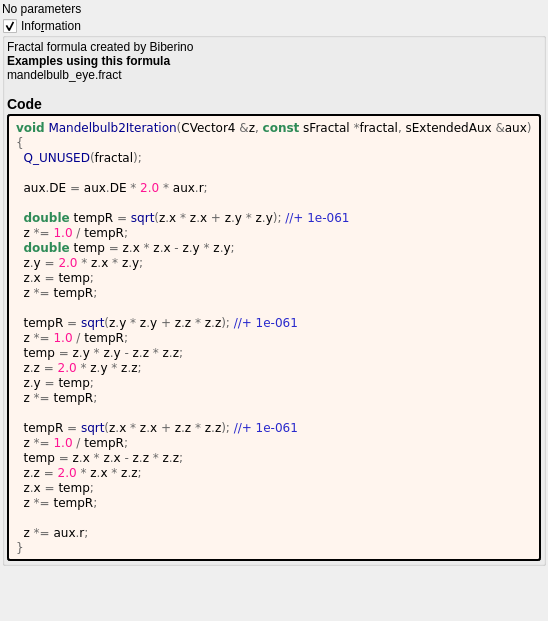
buddhi1980/mandelbulber2, file mandelbulber2/formula/ui/mandelbulb_eye.ui: the form before one commit.
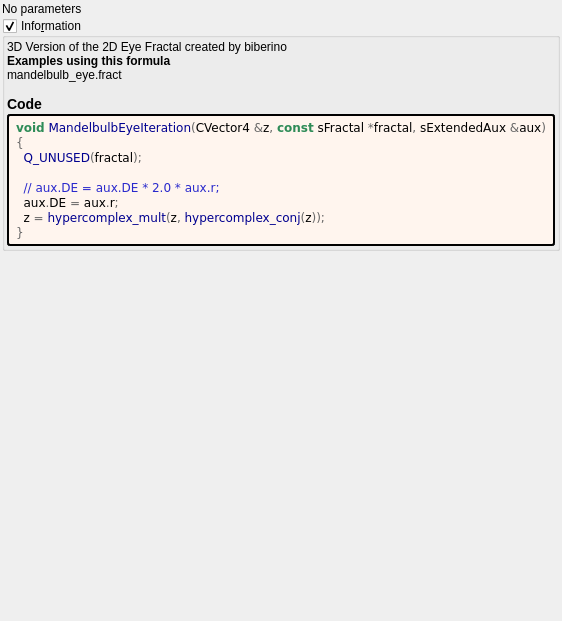
The form after the commit. Custom widgets are drawn as their Qt base class.

Commit message: Run populate*.php scripts TODO: mandelbulbEye needs special code for OpenCL

```diff
--- a/mandelbulber2/formula/ui/mandelbulb_eye.ui
+++ b/mandelbulber2/formula/ui/mandelbulb_eye.ui
@@ -66,7 +66,7 @@
       <item>
        <widget class="QLabel" name="label_information_general">
         <property name="text">
-         <string notr="true">&lt;p&gt;Fractal formula created by Biberino&lt;/p&gt;&lt;table&gt;
+         <string notr="true">&lt;p&gt;3D Version of the 2D Eye Fractal created by biberino&lt;/p&gt;&lt;table&gt;
 &lt;/table&gt;
 &lt;br&gt;&lt;b&gt;Examples using this formula&lt;/b&gt;&lt;br&gt;mandelbulb_eye.fract&lt;h3&gt;Code&lt;/h3&gt;</string>
         </property>
@@ -88,34 +88,13 @@
         </property>
         <property name="text">
          <string notr="true">&lt;body style=&quot;background-color:#fff5ee&quot;&gt;
-&lt;pre style=&quot;color:#000000; background-color:#fff5ee;  font-family:'Courier New',monospace;&quot;&gt;&lt;span style=&quot;color:#2e8b57; font-weight:bold&quot;&gt;void&lt;/span&gt; &lt;span style=&quot;color:#00008f&quot;&gt;Mandelbulb2Iteration&lt;/span&gt;&lt;span style=&quot;color:#676767&quot;&gt;(&lt;/span&gt;CVector4 &lt;span style=&quot;color:#676767&quot;&gt;&amp;amp;&lt;/span&gt;z&lt;span style=&quot;color:#676767&quot;&gt;,&lt;/span&gt; &lt;span style=&quot;color:#2e8b57; font-weight:bold&quot;&gt;const&lt;/span&gt; sFractal &lt;span style=&quot;color:#676767&quot;&gt;*&lt;/span&gt;fractal&lt;span style=&quot;color:#676767&quot;&gt;,&lt;/span&gt; sExtendedAux &lt;span style=&quot;color:#676767&quot;&gt;&amp;amp;&lt;/span&gt;aux&lt;span style=&quot;color:#676767&quot;&gt;)&lt;/span&gt;
+&lt;pre style=&quot;color:#000000; background-color:#fff5ee;  font-family:'Courier New',monospace;&quot;&gt;&lt;span style=&quot;color:#2e8b57; font-weight:bold&quot;&gt;void&lt;/span&gt; &lt;span style=&quot;color:#00008f&quot;&gt;MandelbulbEyeIteration&lt;/span&gt;&lt;span style=&quot;color:#676767&quot;&gt;(&lt;/span&gt;CVector4 &lt;span style=&quot;color:#676767&quot;&gt;&amp;amp;&lt;/span&gt;z&lt;span style=&quot;color:#676767&quot;&gt;,&lt;/span&gt; &lt;span style=&quot;color:#2e8b57; font-weight:bold&quot;&gt;const&lt;/span&gt; sFractal &lt;span style=&quot;color:#676767&quot;&gt;*&lt;/span&gt;fractal&lt;span style=&quot;color:#676767&quot;&gt;,&lt;/span&gt; sExtendedAux &lt;span style=&quot;color:#676767&quot;&gt;&amp;amp;&lt;/span&gt;aux&lt;span style=&quot;color:#676767&quot;&gt;)&lt;/span&gt;
 &lt;span style=&quot;color:#676767&quot;&gt;{&lt;/span&gt;
   &lt;span style=&quot;color:#00008f&quot;&gt;Q_UNUSED&lt;/span&gt;&lt;span style=&quot;color:#676767&quot;&gt;(&lt;/span&gt;fractal&lt;span style=&quot;color:#676767&quot;&gt;);&lt;/span&gt;
 
-  aux&lt;span style=&quot;color:#676767&quot;&gt;.&lt;/span&gt;DE &lt;span style=&quot;color:#676767&quot;&gt;=&lt;/span&gt; aux&lt;span style=&quot;color:#676767&quot;&gt;.&lt;/span&gt;DE &lt;span style=&quot;color:#676767&quot;&gt;*&lt;/span&gt; &lt;span style=&quot;color:#ff1493&quot;&gt;2.0&lt;/span&gt; &lt;span style=&quot;color:#676767&quot;&gt;*&lt;/span&gt; aux&lt;span style=&quot;color:#676767&quot;&gt;.&lt;/span&gt;r&lt;span style=&quot;color:#676767&quot;&gt;;&lt;/span&gt;
-
-  &lt;span style=&quot;color:#2e8b57; font-weight:bold&quot;&gt;double&lt;/span&gt; tempR &lt;span style=&quot;color:#676767&quot;&gt;=&lt;/span&gt; &lt;span style=&quot;color:#00008f&quot;&gt;sqrt&lt;/span&gt;&lt;span style=&quot;color:#676767&quot;&gt;(&lt;/span&gt;z&lt;span style=&quot;color:#676767&quot;&gt;.&lt;/span&gt;x &lt;span style=&quot;color:#676767&quot;&gt;*&lt;/span&gt; z&lt;span style=&quot;color:#676767&quot;&gt;.&lt;/span&gt;x &lt;span style=&quot;color:#676767&quot;&gt;+&lt;/span&gt; z&lt;span style=&quot;color:#676767&quot;&gt;.&lt;/span&gt;y &lt;span style=&quot;color:#676767&quot;&gt;*&lt;/span&gt; z&lt;span style=&quot;color:#676767&quot;&gt;.&lt;/span&gt;y&lt;span style=&quot;color:#676767&quot;&gt;);&lt;/span&gt; &lt;span style=&quot;color:#2929cc&quot;&gt;//+ 1e-061&lt;/span&gt;
-  z &lt;span style=&quot;color:#676767&quot;&gt;*=&lt;/span&gt; &lt;span style=&quot;color:#ff1493&quot;&gt;1.0&lt;/span&gt; &lt;span style=&quot;color:#676767&quot;&gt;/&lt;/span&gt; tempR&lt;span style=&quot;color:#676767&quot;&gt;;&lt;/span&gt;
-  &lt;span style=&quot;color:#2e8b57; font-weight:bold&quot;&gt;double&lt;/span&gt; temp &lt;span style=&quot;color:#676767&quot;&gt;=&lt;/span&gt; z&lt;span style=&quot;color:#676767&quot;&gt;.&lt;/span&gt;x &lt;span style=&quot;color:#676767&quot;&gt;*&lt;/span&gt; z&lt;span style=&quot;color:#676767&quot;&gt;.&lt;/span&gt;x &lt;span style=&quot;color:#676767&quot;&gt;-&lt;/span&gt; z&lt;span style=&quot;color:#676767&quot;&gt;.&lt;/span&gt;y &lt;span style=&quot;color:#676767&quot;&gt;*&lt;/span&gt; z&lt;span style=&quot;color:#676767&quot;&gt;.&lt;/span&gt;y&lt;span style=&quot;color:#676767&quot;&gt;;&lt;/span&gt;
-  z&lt;span style=&quot;color:#676767&quot;&gt;.&lt;/span&gt;y &lt;span style=&quot;color:#676767&quot;&gt;=&lt;/span&gt; &lt;span style=&quot;color:#ff1493&quot;&gt;2.0&lt;/span&gt; &lt;span style=&quot;color:#676767&quot;&gt;*&lt;/span&gt; z&lt;span style=&quot;color:#676767&quot;&gt;.&lt;/span&gt;x &lt;span style=&quot;color:#676767&quot;&gt;*&lt;/span&gt; z&lt;span style=&quot;color:#676767&quot;&gt;.&lt;/span&gt;y&lt;span style=&quot;color:#676767&quot;&gt;;&lt;/span&gt;
-  z&lt;span style=&quot;color:#676767&quot;&gt;.&lt;/span&gt;x &lt;span style=&quot;color:#676767&quot;&gt;=&lt;/span&gt; temp&lt;span style=&quot;color:#676767&quot;&gt;;&lt;/span&gt;
-  z &lt;span style=&quot;color:#676767&quot;&gt;*=&lt;/span&gt; tempR&lt;span style=&quot;color:#676767&quot;&gt;;&lt;/span&gt;
-
-  tempR &lt;span style=&quot;color:#676767&quot;&gt;=&lt;/span&gt; &lt;span style=&quot;color:#00008f&quot;&gt;sqrt&lt;/span&gt;&lt;span style=&quot;color:#676767&quot;&gt;(&lt;/span&gt;z&lt;span style=&quot;color:#676767&quot;&gt;.&lt;/span&gt;y &lt;span style=&quot;color:#676767&quot;&gt;*&lt;/span&gt; z&lt;span style=&quot;color:#676767&quot;&gt;.&lt;/span&gt;y &lt;span style=&quot;color:#676767&quot;&gt;+&lt;/span&gt; z&lt;span style=&quot;color:#676767&quot;&gt;.&lt;/span&gt;z &lt;span style=&quot;color:#676767&quot;&gt;*&lt;/span&gt; z&lt;span style=&quot;color:#676767&quot;&gt;.&lt;/span&gt;z&lt;span style=&quot;color:#676767&quot;&gt;);&lt;/span&gt; &lt;span style=&quot;color:#2929cc&quot;&gt;//+ 1e-061&lt;/span&gt;
-  z &lt;span style=&quot;color:#676767&quot;&gt;*=&lt;/span&gt; &lt;span style=&quot;color:#ff1493&quot;&gt;1.0&lt;/span&gt; &lt;span style=&quot;color:#676767&quot;&gt;/&lt;/span&gt; tempR&lt;span style=&quot;color:#676767&quot;&gt;;&lt;/span&gt;
-  temp &lt;span style=&quot;color:#676767&quot;&gt;=&lt;/span&gt; z&lt;span style=&quot;color:#676767&quot;&gt;.&lt;/span&gt;y &lt;span style=&quot;color:#676767&quot;&gt;*&lt;/span&gt; z&lt;span style=&quot;color:#676767&quot;&gt;.&lt;/span&gt;y &lt;span style=&quot;color:#676767&quot;&gt;-&lt;/span&gt; z&lt;span style=&quot;color:#676767&quot;&gt;.&lt;/span&gt;z &lt;span style=&quot;color:#676767&quot;&gt;*&lt;/span&gt; z&lt;span style=&quot;color:#676767&quot;&gt;.&lt;/span&gt;z&lt;span style=&quot;color:#676767&quot;&gt;;&lt;/span&gt;
-  z&lt;span style=&quot;color:#676767&quot;&gt;.&lt;/span&gt;z &lt;span style=&quot;color:#676767&quot;&gt;=&lt;/span&gt; &lt;span style=&quot;color:#ff1493&quot;&gt;2.0&lt;/span&gt; &lt;span style=&quot;color:#676767&quot;&gt;*&lt;/span&gt; z&lt;span style=&quot;color:#676767&quot;&gt;.&lt;/span&gt;y &lt;span style=&quot;color:#676767&quot;&gt;*&lt;/span&gt; z&lt;span style=&quot;color:#676767&quot;&gt;.&lt;/span&gt;z&lt;span style=&quot;color:#676767&quot;&gt;;&lt;/span&gt;
-  z&lt;span style=&quot;color:#676767&quot;&gt;.&lt;/span&gt;y &lt;span style=&quot;color:#676767&quot;&gt;=&lt;/span&gt; temp&lt;span style=&quot;color:#676767&quot;&gt;;&lt;/span&gt;
-  z &lt;span style=&quot;color:#676767&quot;&gt;*=&lt;/span&gt; tempR&lt;span style=&quot;color:#676767&quot;&gt;;&lt;/span&gt;
-
-  tempR &lt;span style=&quot;color:#676767&quot;&gt;=&lt;/span&gt; &lt;span style=&quot;color:#00008f&quot;&gt;sqrt&lt;/span&gt;&lt;span style=&quot;color:#676767&quot;&gt;(&lt;/span&gt;z&lt;span style=&quot;color:#676767&quot;&gt;.&lt;/span&gt;x &lt;span style=&quot;color:#676767&quot;&gt;*&lt;/span&gt; z&lt;span style=&quot;color:#676767&quot;&gt;.&lt;/span&gt;x &lt;span style=&quot;color:#676767&quot;&gt;+&lt;/span&gt; z&lt;span style=&quot;color:#676767&quot;&gt;.&lt;/span&gt;z &lt;span style=&quot;color:#676767&quot;&gt;*&lt;/span&gt; z&lt;span style=&quot;color:#676767&quot;&gt;.&lt;/span&gt;z&lt;span style=&quot;color:#676767&quot;&gt;);&lt;/span&gt; &lt;span style=&quot;color:#2929cc&quot;&gt;//+ 1e-061&lt;/span&gt;
-  z &lt;span style=&quot;color:#676767&quot;&gt;*=&lt;/span&gt; &lt;span style=&quot;color:#ff1493&quot;&gt;1.0&lt;/span&gt; &lt;span style=&quot;color:#676767&quot;&gt;/&lt;/span&gt; tempR&lt;span style=&quot;color:#676767&quot;&gt;;&lt;/span&gt;
-  temp &lt;span style=&quot;color:#676767&quot;&gt;=&lt;/span&gt; z&lt;span style=&quot;color:#676767&quot;&gt;.&lt;/span&gt;x &lt;span style=&quot;color:#676767&quot;&gt;*&lt;/span&gt; z&lt;span style=&quot;color:#676767&quot;&gt;.&lt;/span&gt;x &lt;span style=&quot;color:#676767&quot;&gt;-&lt;/span&gt; z&lt;span style=&quot;color:#676767&quot;&gt;.&lt;/span&gt;z &lt;span style=&quot;color:#676767&quot;&gt;*&lt;/span&gt; z&lt;span style=&quot;color:#676767&quot;&gt;.&lt;/span&gt;z&lt;span style=&quot;color:#676767&quot;&gt;;&lt;/span&gt;
-  z&lt;span style=&quot;color:#676767&quot;&gt;.&lt;/span&gt;z &lt;span style=&quot;color:#676767&quot;&gt;=&lt;/span&gt; &lt;span style=&quot;color:#ff1493&quot;&gt;2.0&lt;/span&gt; &lt;span style=&quot;color:#676767&quot;&gt;*&lt;/span&gt; z&lt;span style=&quot;color:#676767&quot;&gt;.&lt;/span&gt;x &lt;span style=&quot;color:#676767&quot;&gt;*&lt;/span&gt; z&lt;span style=&quot;color:#676767&quot;&gt;.&lt;/span&gt;z&lt;span style=&quot;color:#676767&quot;&gt;;&lt;/span&gt;
-  z&lt;span style=&quot;color:#676767&quot;&gt;.&lt;/span&gt;x &lt;span style=&quot;color:#676767&quot;&gt;=&lt;/span&gt; temp&lt;span style=&quot;color:#676767&quot;&gt;;&lt;/span&gt;
-  z &lt;span style=&quot;color:#676767&quot;&gt;*=&lt;/span&gt; tempR&lt;span style=&quot;color:#676767&quot;&gt;;&lt;/span&gt;
-
-  z &lt;span style=&quot;color:#676767&quot;&gt;*=&lt;/span&gt; aux&lt;span style=&quot;color:#676767&quot;&gt;.&lt;/span&gt;r&lt;span style=&quot;color:#676767&quot;&gt;;&lt;/span&gt;
+  &lt;span style=&quot;color:#2929cc&quot;&gt;// aux.DE = aux.DE * 2.0 * aux.r;&lt;/span&gt;
+  aux&lt;span style=&quot;color:#676767&quot;&gt;.&lt;/span&gt;DE &lt;span style=&quot;color:#676767&quot;&gt;=&lt;/span&gt; aux&lt;span style=&quot;color:#676767&quot;&gt;.&lt;/span&gt;r&lt;span style=&quot;color:#676767&quot;&gt;;&lt;/span&gt;
+  z &lt;span style=&quot;color:#676767&quot;&gt;=&lt;/span&gt; &lt;span style=&quot;color:#00008f&quot;&gt;hypercomplex_mult&lt;/span&gt;&lt;span style=&quot;color:#676767&quot;&gt;(&lt;/span&gt;z&lt;span style=&quot;color:#676767&quot;&gt;,&lt;/span&gt; &lt;span style=&quot;color:#00008f&quot;&gt;hypercomplex_conj&lt;/span&gt;&lt;span style=&quot;color:#676767&quot;&gt;(&lt;/span&gt;z&lt;span style=&quot;color:#676767&quot;&gt;));&lt;/span&gt;
 &lt;span style=&quot;color:#676767&quot;&gt;}&lt;/span&gt;
 &lt;/pre&gt;
 &lt;/body&gt;</string>
```
The commit also changes 33 other files.
